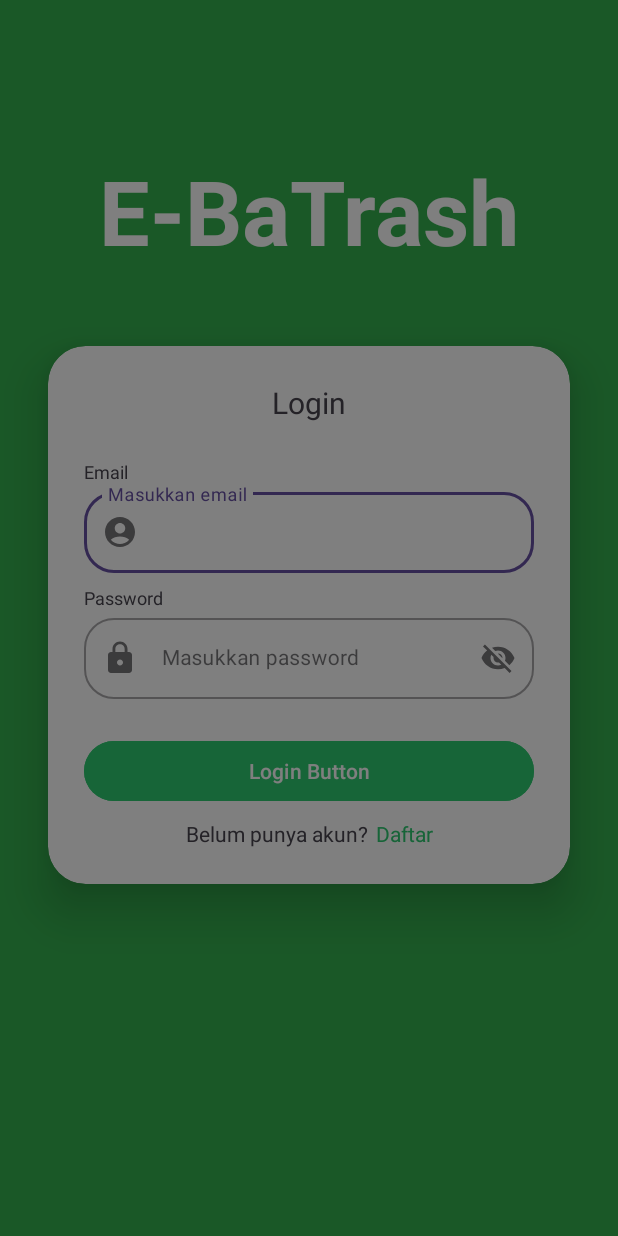
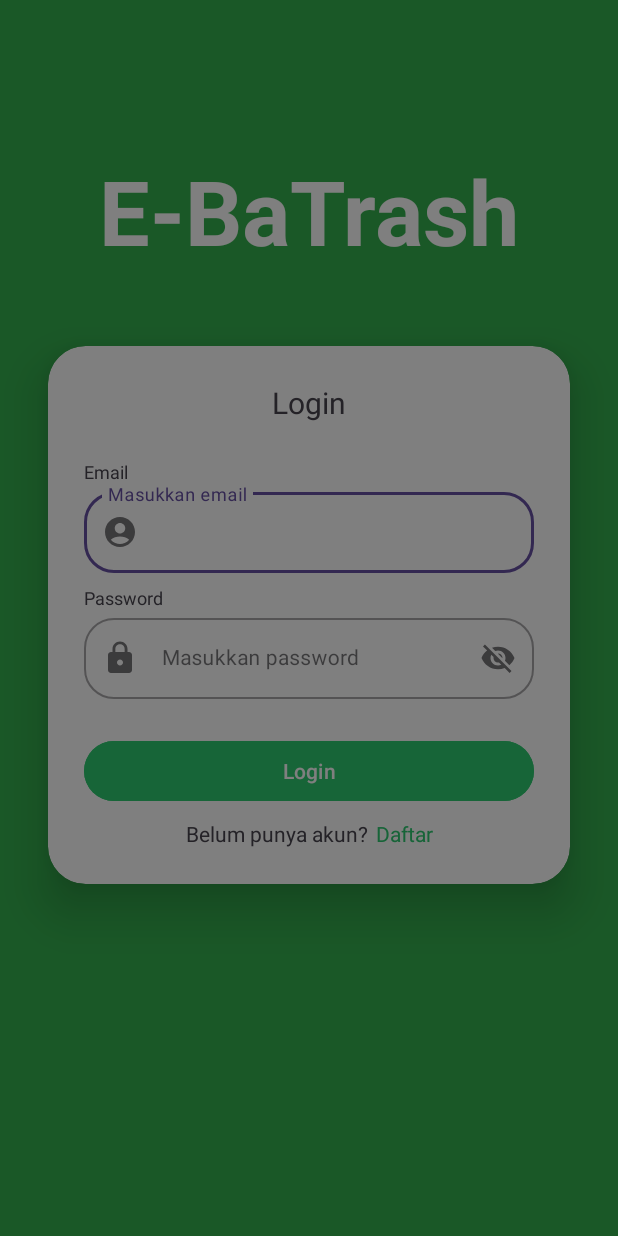
Before and after one commit to givnnx/bankSampah, an Android app: the screen it shows after launch (LoginActivity), on a phone screen of 412 x 824 dp. Run offline under Robolectric (Android 15) with nearby library versions, the phone set to English and light mode, and no system bars; our stand-ins replace Firebase (no records; nobody signed in at launch, a user with empty details on screens opened directly).

Commit message:
Nambah UI

```diff
--- a/app/src/main/res/values/strings.xml
+++ b/app/src/main/res/values/strings.xml
@@ -39,7 +39,7 @@
     <string name="log_out_image">Log Out Image</string>
     <string name="about_image">About Image</string>
     <string name="arrow">To the next Layout</string>
-    <string name="log_in_btn">Login Button</string>
+    <string name="log_in_btn">Login</string>
     <string name="masukkan_email">Masukkan email</string>
     <string name="masukkan_password">Masukkan password</string>
     <string name="login_page">Login</string>
```
